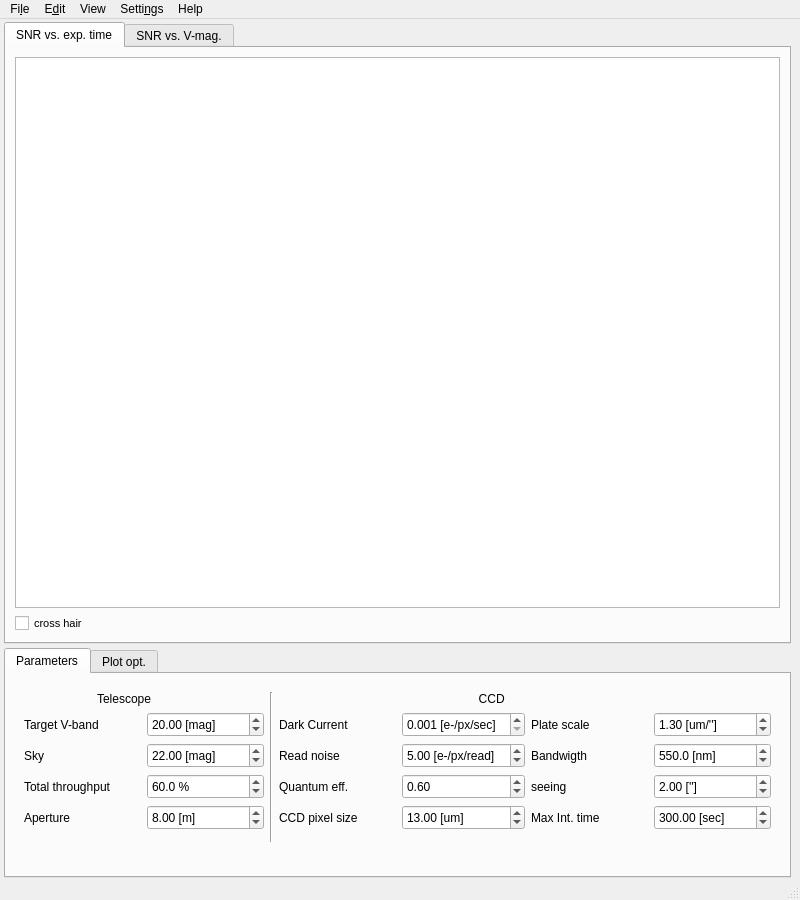
Qt form DetExCal/lib/UI/DetExCal.ui (3fon3fonov/DetExCal) before a commit.
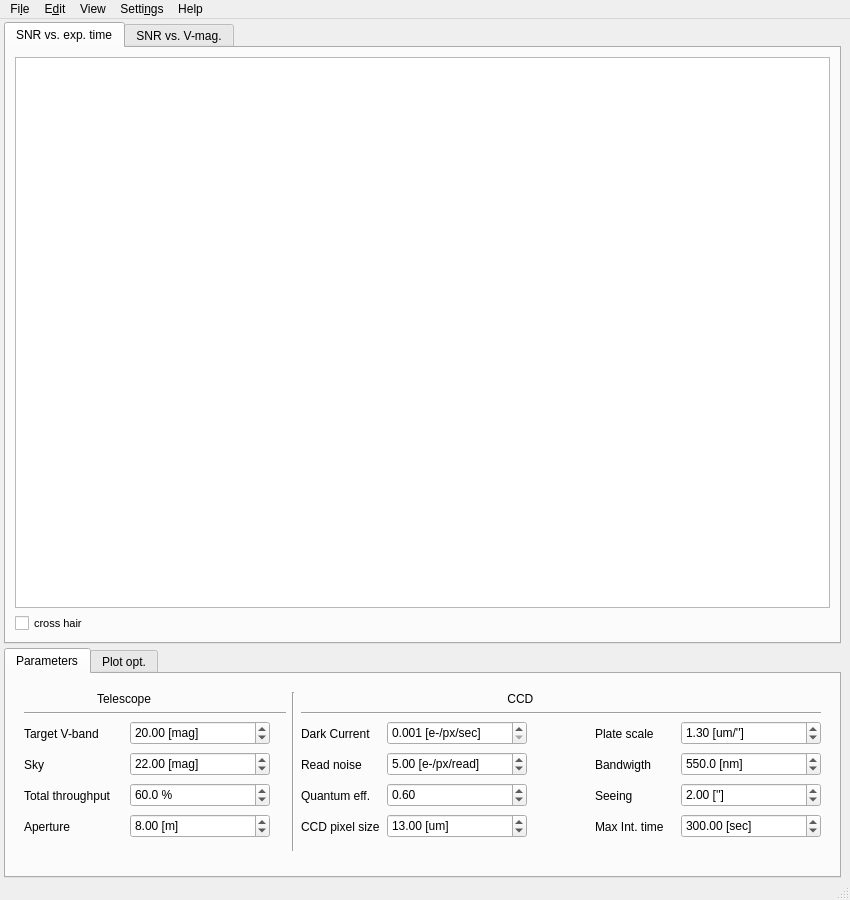
The same form after that commit. Custom widgets are drawn as their Qt base class.

```diff
--- a/DetExCal/lib/UI/DetExCal.ui
+++ b/DetExCal/lib/UI/DetExCal.ui
@@ -6,7 +6,7 @@
    <rect>
     <x>0</x>
     <y>0</y>
-    <width>800</width>
+    <width>850</width>
     <height>900</height>
    </rect>
   </property>
@@ -18,7 +18,7 @@
   </property>
   <property name="minimumSize">
    <size>
-    <width>800</width>
+    <width>850</width>
     <height>900</height>
    </size>
   </property>
@@ -166,12 +166,37 @@
               <layout class="QGridLayout" name="gridLayout_8">
                <item row="0" column="0">
                 <layout class="QGridLayout" name="gridLayout_7">
-                 <item row="1" column="4">
+                 <item row="5" column="7">
+                  <widget class="QLabel" name="label_15">
+                   <property name="sizePolicy">
+                    <sizepolicy hsizetype="Preferred" vsizetype="Fixed">
+                     <horstretch>0</horstretch>
+                     <verstretch>0</verstretch>
+                    </sizepolicy>
+                   </property>
+                   <property name="minimumSize">
+                    <size>
+                     <width>80</width>
+                     <height>25</height>
+                    </size>
+                   </property>
+                   <property name="maximumSize">
+                    <size>
+                     <width>90</width>
+                     <height>16777215</height>
+                    </size>
+                   </property>
+                   <property name="text">
+                    <string>Max Int. time</string>
+                   </property>
+                  </widget>
+                 </item>
+                 <item row="2" column="5">
                   <widget class="QDoubleSpinBox" name="Dark_current">
                    <property name="minimumSize">
                     <size>
-                     <width>100</width>
-                     <height>25</height>
+                     <width>140</width>
+                     <height>24</height>
                     </size>
                    </property>
                    <property name="suffix">
@@ -194,19 +219,6 @@
                    </property>
                   </widget>
                  </item>
-                 <item row="4" column="5">
-                  <widget class="QLabel" name="label_15">
-                   <property name="minimumSize">
-                    <size>
-                     <width>100</width>
-                     <height>25</height>
-                    </size>
-                   </property>
-                   <property name="text">
-                    <string>Max Int. time</string>
-                   </property>
-                  </widget>
-                 </item>
                  <item row="0" column="0" colspan="2">
                   <widget class="QLabel" name="label">
                    <property name="sizePolicy">
@@ -216,11 +228,11 @@
                     </sizepolicy>
                    </property>
                    <property name="text">
-                    <string>                      Telescope</string>
+                    <string>                      Telescope                          </string>
                    </property>
                   </widget>
                  </item>
-                 <item row="0" column="3" colspan="4">
+                 <item row="0" column="4" colspan="5">
                   <widget class="QLabel" name="label_5">
                    <property name="sizePolicy">
                     <sizepolicy hsizetype="Expanding" vsizetype="Preferred">
@@ -229,16 +241,16 @@
                     </sizepolicy>
                    </property>
                    <property name="text">
-                    <string>                                                            CCD</string>
+                    <string>                                                              CCD                                                                 </string>
                    </property>
                   </widget>
                  </item>
-                 <item row="2" column="4">
+                 <item row="3" column="5">
                   <widget class="QDoubleSpinBox" name="Read_noise">
                    <property name="minimumSize">
                     <size>
-                     <width>100</width>
-                     <height>25</height>
+                     <width>140</width>
+                     <height>24</height>
                     </size>
                    </property>
                    <property name="suffix">
@@ -249,38 +261,62 @@
                    </property>
                   </widget>
                  </item>
-                 <item row="3" column="5">
+                 <item row="4" column="7">
                   <widget class="QLabel" name="label_14">
+                   <property name="sizePolicy">
+                    <sizepolicy hsizetype="Preferred" vsizetype="Fixed">
+                     <horstretch>0</horstretch>
+                     <verstretch>0</verstretch>
+                    </sizepolicy>
+                   </property>
                    <property name="minimumSize">
                     <size>
-                     <width>100</width>
+                     <width>80</width>
                      <height>25</height>
                     </size>
                    </property>
+                   <property name="maximumSize">
+                    <size>
+                     <width>90</width>
+                     <height>16777215</height>
+                    </size>
+                   </property>
                    <property name="text">
-                    <string>seeing</string>
+                    <string>Seeing</string>
                    </property>
                   </widget>
                  </item>
-                 <item row="4" column="0">
+                 <item row="5" column="0">
                   <widget class="QLabel" name="label_6">
+                   <property name="sizePolicy">
+                    <sizepolicy hsizetype="Preferred" vsizetype="Fixed">
+                     <horstretch>0</horstretch>
+                     <verstretch>0</verstretch>
+                    </sizepolicy>
+                   </property>
                    <property name="minimumSize">
                     <size>
                      <width>100</width>
                      <height>25</height>
                     </size>
                    </property>
+                   <property name="maximumSize">
+                    <size>
+                     <width>100</width>
+                     <height>16777215</height>
+                    </size>
+                   </property>
                    <property name="text">
                     <string>Aperture</string>
                    </property>
                   </widget>
                  </item>
-                 <item row="3" column="1">
+                 <item row="4" column="1">
                   <widget class="QDoubleSpinBox" name="Throughput">
                    <property name="minimumSize">
                     <size>
-                     <width>0</width>
-                     <height>25</height>
+                     <width>140</width>
+                     <height>24</height>
                     </size>
                    </property>
                    <property name="suffix">
@@ -300,12 +336,12 @@
                    </property>
                   </widget>
                  </item>
-                 <item row="3" column="6">
+                 <item row="4" column="8">
                   <widget class="QDoubleSpinBox" name="seeing">
                    <property name="minimumSize">
                     <size>
-                     <width>100</width>
-                     <height>25</height>
+                     <width>140</width>
+                     <height>24</height>
                     </size>
                    </property>
                    <property name="suffix">
@@ -322,12 +358,12 @@
                    </property>
                   </widget>
                  </item>
-                 <item row="4" column="6">
+                 <item row="5" column="8">
                   <widget class="QDoubleSpinBox" name="Max_int_time">
                    <property name="minimumSize">
                     <size>
-                     <width>100</width>
-                     <height>25</height>
+                     <width>140</width>
+                     <height>24</height>
                     </size>
                    </property>
                    <property name="suffix">
@@ -347,51 +383,103 @@
                    </property>
                   </widget>
                  </item>
-                 <item row="1" column="0">
+                 <item row="2" column="0">
                   <widget class="QLabel" name="label_2">
+                   <property name="sizePolicy">
+                    <sizepolicy hsizetype="Preferred" vsizetype="Fixed">
+                     <horstretch>0</horstretch>
+                     <verstretch>0</verstretch>
+                    </sizepolicy>
+                   </property>
                    <property name="minimumSize">
                     <size>
                      <width>100</width>
                      <height>25</height>
                     </size>
                    </property>
+                   <property name="maximumSize">
+                    <size>
+                     <width>100</width>
+                     <height>16777215</height>
+                    </size>
+                   </property>
                    <property name="text">
                     <string>Target V-band</string>
                    </property>
                   </widget>
                  </item>
-                 <item row="1" column="3">
+                 <item row="2" column="4">
                   <widget class="QLabel" name="label_7">
+                   <property name="sizePolicy">
+                    <sizepolicy hsizetype="Preferred" vsizetype="Fixed">
+                     <horstretch>0</horstretch>
+                     <verstretch>0</verstretch>
+                    </sizepolicy>
+                   </property>
                    <property name="minimumSize">
                     <size>
-                     <width>100</width>
+                     <width>80</width>
                      <height>25</height>
                     </size>
                    </property>
+                   <property name="maximumSize">
+                    <size>
+                     <width>90</width>
+                     <height>16777215</height>
+                    </size>
+                   </property>
                    <property name="text">
                     <string>Dark Current</string>
                    </property>
                   </widget>
                  </item>
-                 <item row="2" column="0">
+                 <item row="2" column="6">
+                  <spacer name="horizontalSpacer_3">
+                   <property name="orientation">
+                    <enum>Qt::Horizontal</enum>
+                   </property>
+                   <property name="sizeType">
+                    <enum>QSizePolicy::Fixed</enum>
+                   </property>
+                   <property name="sizeHint" stdset="0">
+                    <size>
+                     <width>10</width>
+                     <height>20</height>
+                    </size>
+                   </property>
+                  </spacer>
+                 </item>
+                 <item row="3" column="0">
                   <widget class="QLabel" name="label_3">
+                   <property name="sizePolicy">
+                    <sizepolicy hsizetype="Preferred" vsizetype="Fixed">
+                     <horstretch>0</horstretch>
+                     <verstretch>0</verstretch>
+                    </sizepolicy>
+                   </property>
                    <property name="minimumSize">
                     <size>
                      <width>100</width>
                      <height>25</height>
                     </size>
                    </property>
+                   <property name="maximumSize">
+                    <size>
+                     <width>100</width>
+                     <height>16777215</height>
+                    </size>
+                   </property>
                    <property name="text">
                     <string>Sky</string>
                    </property>
                   </widget>
                  </item>
-                 <item row="1" column="6">
+                 <item row="2" column="8">
                   <widget class="QDoubleSpinBox" name="plate_scale">
                    <property name="minimumSize">
                     <size>
-                     <width>100</width>
-                     <height>25</height>
+                     <width>140</width>
+                     <height>24</height>
                     </size>
                    </property>
                    <property name="suffix">
@@ -408,12 +496,12 @@
                    </property>
                   </widget>
                  </item>
-                 <item row="4" column="4">
+                 <item row="5" column="5">
                   <widget class="QDoubleSpinBox" name="CCD_px">
                    <property name="minimumSize">
                     <size>
-                     <width>100</width>
-                     <height>25</height>
+                     <width>140</width>
+                     <height>24</height>
                     </size>
                    </property>
                    <property name="suffix">
@@ -427,25 +515,37 @@
                    </property>
                   </widget>
                  </item>
-                 <item row="4" column="3">
+                 <item row="5" column="4">
                   <widget class="QLabel" name="label_10">
+                   <property name="sizePolicy">
+                    <sizepolicy hsizetype="Preferred" vsizetype="Fixed">
+                     <horstretch>0</horstretch>
+                     <verstretch>0</verstretch>
+                    </sizepolicy>
+                   </property>
                    <property name="minimumSize">
                     <size>
-                     <width>100</width>
+                     <width>80</width>
                      <height>25</height>
                     </size>
                    </property>
+                   <property name="maximumSize">
+                    <size>
+                     <width>90</width>
+                     <height>16777215</height>
+                    </size>
+                   </property>
                    <property name="text">
                     <string>CCD pixel size</string>
                    </property>
                   </widget>
                  </item>
-                 <item row="3" column="4">
+                 <item row="4" column="5">
                   <widget class="QDoubleSpinBox" name="Quant_eff">
                    <property name="minimumSize">
                     <size>
-                     <width>100</width>
-                     <height>25</height>
+                     <width>140</width>
+                     <height>24</height>
                     </size>
                    </property>
                    <property name="minimum">
@@ -462,38 +562,62 @@
                    </property>
                   </widget>
                  </item>
-                 <item row="1" column="5">
+                 <item row="2" column="7">
                   <widget class="QLabel" name="label_13">
+                   <property name="sizePolicy">
+                    <sizepolicy hsizetype="Preferred" vsizetype="Fixed">
+                     <horstretch>0</horstretch>
+                     <verstretch>0</verstretch>
+                    </sizepolicy>
+                   </property>
                    <property name="minimumSize">
                     <size>
-                     <width>100</width>
+                     <width>80</width>
                      <height>25</height>
                     </size>
                    </property>
+                   <property name="maximumSize">
+                    <size>
+                     <width>90</width>
+                     <height>16777215</height>
+                    </size>
+                   </property>
                    <property name="text">
                     <string>Plate scale</string>
                    </property>
                   </widget>
                  </item>
-                 <item row="2" column="3">
+                 <item row="3" column="4">
                   <widget class="QLabel" name="label_8">
+                   <property name="sizePolicy">
+                    <sizepolicy hsizetype="Preferred" vsizetype="Fixed">
+                     <horstretch>0</horstretch>
+                     <verstretch>0</verstretch>
+                    </sizepolicy>
+                   </property>
                    <property name="minimumSize">
                     <size>
-                     <width>100</width>
+                     <width>80</width>
                      <height>25</height>
                     </size>
                    </property>
+                   <property name="maximumSize">
+                    <size>
+                     <width>90</width>
+                     <height>16777215</height>
+                    </size>
+                   </property>
                    <property name="text">
                     <string>Read noise</string>
                    </property>
                   </widget>
                  </item>
-                 <item row="1" column="1">
+                 <item row="2" column="1">
                   <widget class="QDoubleSpinBox" name="V_band">
                    <property name="minimumSize">
                     <size>
-                     <width>100</width>
-                     <height>25</height>
+                     <width>140</width>
+                     <height>24</height>
                     </size>
                    </property>
                    <property name="suffix">
@@ -504,45 +628,85 @@
                    </property>
                   </widget>
                  </item>
-                 <item row="0" column="2" rowspan="7">
+                 <item row="0" column="3" rowspan="8">
                   <widget class="Line" name="line">
                    <property name="orientation">
                     <enum>Qt::Vertical</enum>
                    </property>
                   </widget>
                  </item>
-                 <item row="2" column="5">
+                 <item row="3" column="7">
                   <widget class="QLabel" name="label_9">
+                   <property name="sizePolicy">
+                    <sizepolicy hsizetype="Preferred" vsizetype="Fixed">
+                     <horstretch>0</horstretch>
+                     <verstretch>0</verstretch>
+                    </sizepolicy>
+                   </property>
                    <property name="minimumSize">
                     <size>
-                     <width>100</width>
+                     <width>80</width>
                      <height>25</height>
                     </size>
                    </property>
+                   <property name="maximumSize">
+                    <size>
+                     <width>90</width>
+                     <height>16777215</height>
+                    </size>
+                   </property>
                    <property name="text">
                     <string>Bandwigth</string>
                    </property>
                   </widget>
                  </item>
-                 <item row="3" column="0">
+                 <item row="2" column="2">
+                  <spacer name="horizontalSpacer">
+                   <property name="orientation">
+                    <enum>Qt::Horizontal</enum>
+                   </property>
+                   <property name="sizeType">
+                    <enum>QSizePolicy::Fixed</enum>
+                   </property>
+                   <property name="sizeHint" stdset="0">
+                    <size>
+                     <width>10</width>
+                     <height>20</height>
+                    </size>
+                   </property>
+                  </spacer>
+                 </item>
+                 <item row="4" column="0">
                   <widget class="QLabel" name="label_16">
+                   <property name="sizePolicy">
+                    <sizepolicy hsizetype="Preferred" vsizetype="Fixed">
+                     <horstretch>0</horstretch>
+                     <verstretch>0</verstretch>
+                    </sizepolicy>
+                   </property>
                    <property name="minimumSize">
                     <size>
                      <width>0</width>
                      <height>25</height>
                     </size>
                    </property>
+                   <property name="maximumSize">
+                    <size>
+                     <width>100</width>
+                     <height>16777215</height>
+                    </size>
+                   </property>
                    <property name="text">
                     <string>Total throughput</string>
                    </property>
                   </widget>
                  </item>
-                 <item row="2" column="6">
+                 <item row="3" column="8">
                   <widget class="QDoubleSpinBox" name="Bandwidth">
                    <property name="minimumSize">
                     <size>
-                     <width>100</width>
-                     <height>25</height>
+                     <width>140</width>
+                     <height>24</height>
                     </size>
                    </property>
                    <property name="suffix">
@@ -565,44 +729,12 @@
                    </property>
                   </widget>
                  </item>
-                 <item row="3" column="3">
-                  <widget class="QLabel" name="label_11">
-                   <property name="minimumSize">
-                    <size>
-                     <width>100</width>
-                     <height>25</height>
-                    </size>
-                   </property>
-                   <property name="text">
-                    <string>Quantum eff.</string>
-                   </property>
-                  </widget>
-                 </item>
-                 <item row="2" column="1">
-                  <widget class="QDoubleSpinBox" name="Sky">
-                   <property name="minimumSize">
-                    <size>
-                     <width>100</width>
-                     <height>25</height>
-                    </size>
-                   </property>
-                   <property name="suffix">
-                    <string> [mag]</string>
-                   </property>
-                   <property name="singleStep">
-                    <double>0.100000000000000</double>
-                   </property>
-                   <property name="value">
-                    <double>22.000000000000000</double>
-                   </property>
-                  </widget>
-                 </item>
-                 <item row="4" column="1">
+                 <item row="5" column="1">
                   <widget class="QDoubleSpinBox" name="Aperture">
                    <property name="minimumSize">
                     <size>
-                     <width>100</width>
-                     <height>25</height>
+                     <width>140</width>
+                     <height>24</height>
                     </size>
                    </property>
                    <property name="suffix">
@@ -622,6 +754,64 @@
                    </property>
                   </widget>
                  </item>
+                 <item row="4" column="4">
+                  <widget class="QLabel" name="label_11">
+                   <property name="sizePolicy">
+                    <sizepolicy hsizetype="Preferred" vsizetype="Fixed">
+                     <horstretch>0</horstretch>
+                     <verstretch>0</verstretch>
+                    </sizepolicy>
+                   </property>
+                   <property name="minimumSize">
+                    <size>
+                     <width>80</width>
+                     <height>25</height>
+                    </size>
+                   </property>
+                   <property name="maximumSize">
+                    <size>
+                     <width>90</width>
+                     <height>16777215</height>
+                    </size>
+                   </property>
+                   <property name="text">
+                    <string>Quantum eff.</string>
+                   </property>
+                  </widget>
+                 </item>
+                 <item row="3" column="1">
+                  <widget class="QDoubleSpinBox" name="Sky">
+                   <property name="minimumSize">
+                    <size>
+                     <width>140</width>
+                     <height>24</height>
+                    </size>
+                   </property>
+                   <property name="suffix">
+                    <string> [mag]</string>
+                   </property>
+                   <property name="singleStep">
+                    <double>0.100000000000000</double>
+                   </property>
+                   <property name="value">
+                    <double>22.000000000000000</double>
+                   </property>
+                  </widget>
+                 </item>
+                 <item row="1" column="0" colspan="3">
+                  <widget class="Line" name="line_2">
+                   <property name="orientation">
+                    <enum>Qt::Horizontal</enum>
+                   </property>
+                  </widget>
+                 </item>
+                 <item row="1" column="4" colspan="5">
+                  <widget class="Line" name="line_3">
+                   <property name="orientation">
+                    <enum>Qt::Horizontal</enum>
+                   </property>
+                  </widget>
+                 </item>
                 </layout>
                </item>
                <item row="1" column="0">
@@ -1007,7 +1197,7 @@
     <rect>
      <x>0</x>
      <y>0</y>
-     <width>800</width>
+     <width>850</width>
      <height>20</height>
     </rect>
    </property>
```
Left out of the diff: 2 changed lines with no effect on the pictures.
